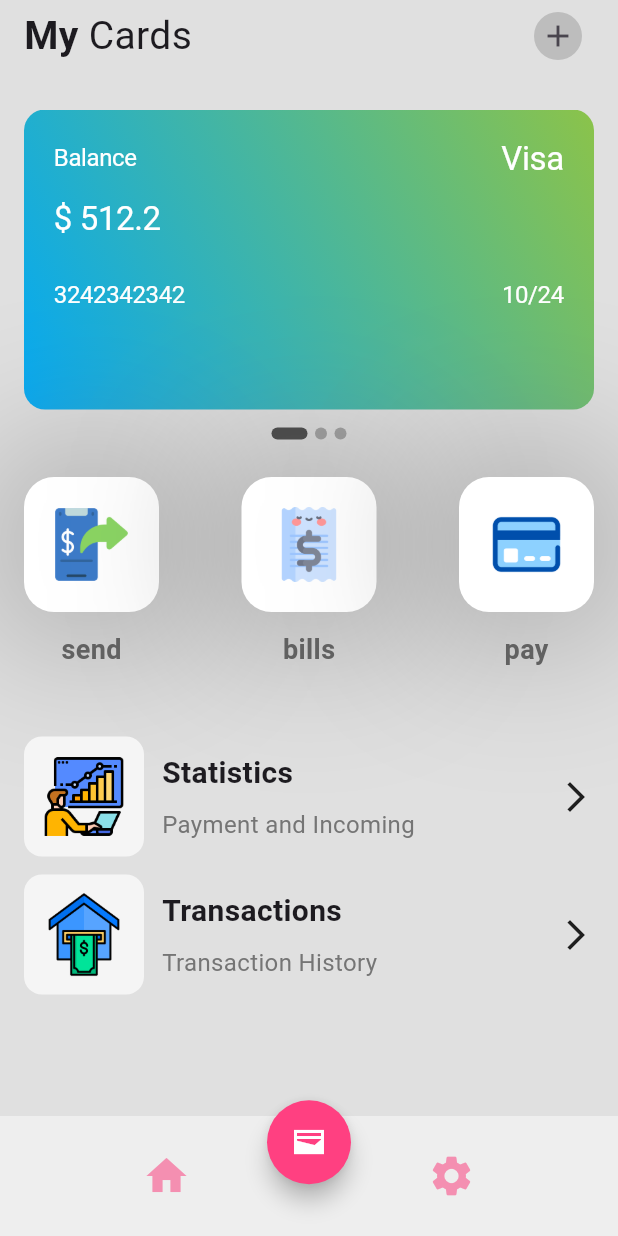
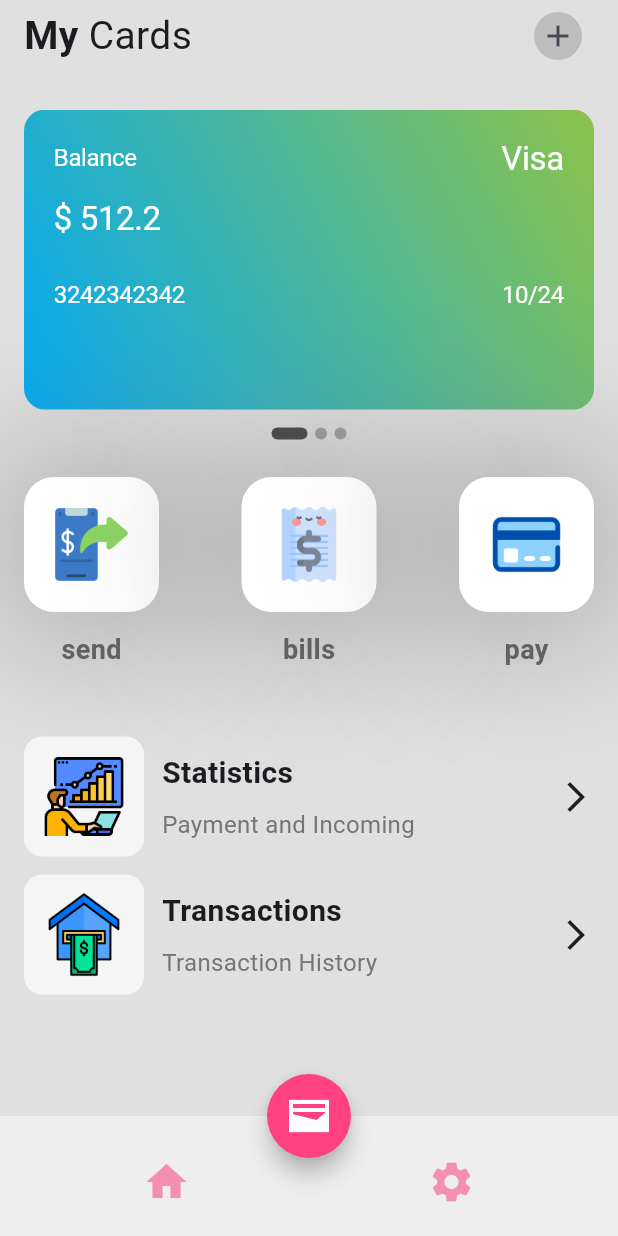
Before and after one commit to songhee24/wallet-app-ui, a Flutter app: the screen it shows after launch, on a phone screen of 412 x 824 dp. Run offline on Flutter 3.47's test engine with Material 2 defaults, Android fonts, the phone set to English and light mode, and no system bars; drawn by our look-alikes of smooth_page_indicator.

Commit message:
floating button centering #2

```diff
--- a/lib/src/screens/home_screen.dart
+++ b/lib/src/screens/home_screen.dart
@@ -170,6 +170,8 @@ class _HomeScreenState extends State<HomeScreen> {
       ),
       bottomNavigationBar: BottomAppBar(
         color: Colors.grey[200],
+        child: Padding(
+          padding: const EdgeInsets.only(top: 8),
           child: Row(
             mainAxisAlignment: MainAxisAlignment.spaceAround,
             children: <Widget>[
@@ -192,18 +194,15 @@ class _HomeScreenState extends State<HomeScreen> {
             ],
           ),
         ),
-      floatingActionButton: Padding(
-        padding: const EdgeInsets.only(
-          top: 35,
       ),
-        child: FloatingActionButton(
+      floatingActionButton: FloatingActionButton(
         backgroundColor: Colors.pinkAccent,
         shape: const CircleBorder(),
         onPressed: () {},
         child: const Icon(
           Icons.wallet_sharp,
           color: Colors.white,
-          ),
+          size: 32,
         ),
       ),
       floatingActionButtonLocation: FloatingActionButtonLocation.centerDocked,
```
Lines whose indentation alone changed are shown as unchanged.
